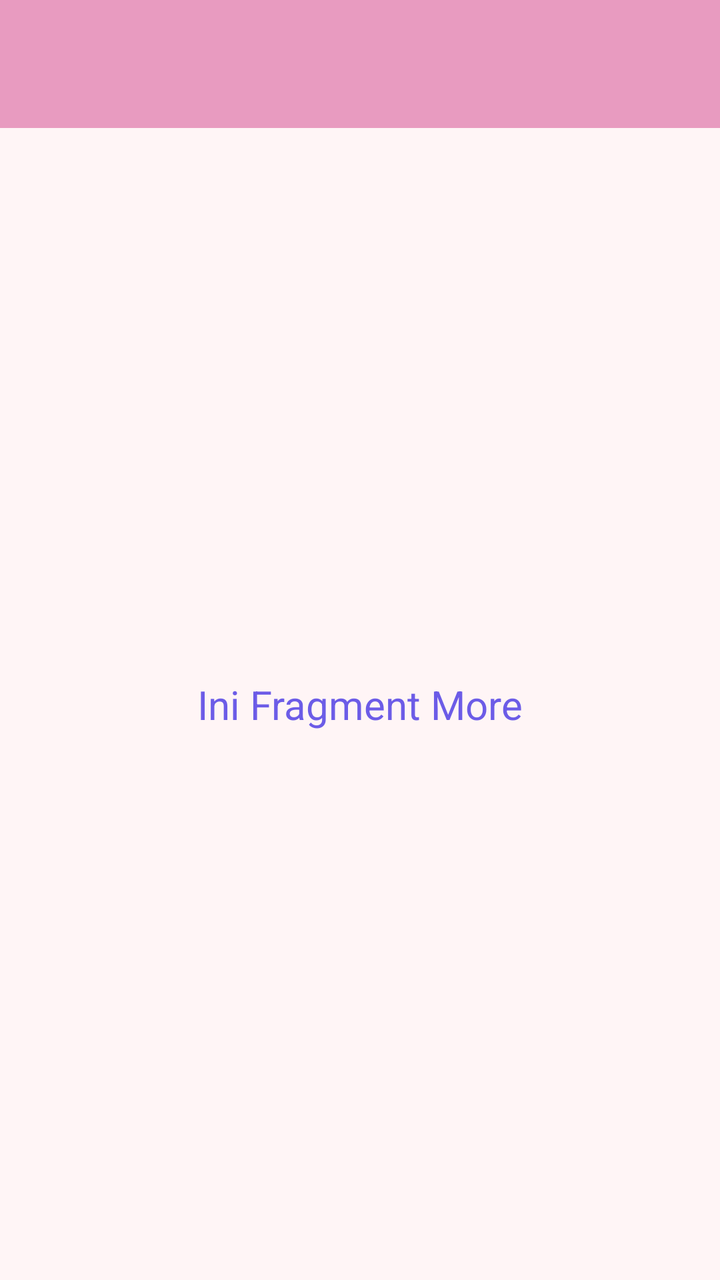
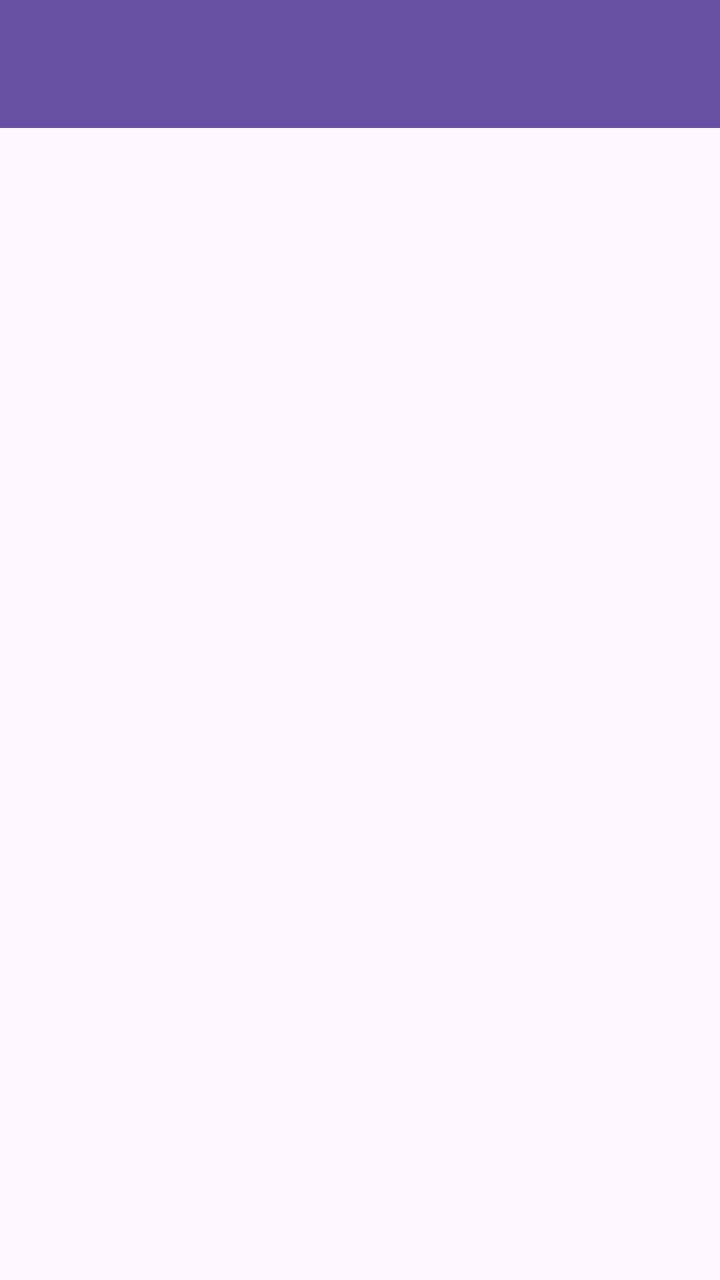

Screens rendered from an Android XML layout before and after an edit, with the pre-edit source and the edit as a unified diff.
<!-- AndroidManifest.xml: application theme Theme.Najahtiemobile -->
<!-- res/layout/fragment_more.xml -->
<?xml version="1.0" encoding="utf-8"?>
<androidx.constraintlayout.widget.ConstraintLayout
    xmlns:android="http://schemas.android.com/apk/res/android"
    xmlns:app="http://schemas.android.com/apk/res-auto"
    android:layout_width="match_parent"
    android:layout_height="match_parent"
    android:background="#FFF5F6">

    <androidx.appcompat.widget.Toolbar
        android:id="@+id/toolbar"
        android:layout_width="0dp"
        android:layout_height="?attr/actionBarSize"
        android:background="#E89BC0"
        android:title="More"
        android:titleTextColor="#FFFFFF"
        app:layout_constraintTop_toTopOf="parent"
        app:layout_constraintStart_toStartOf="parent"
        app:layout_constraintEnd_toEndOf="parent" />

    <TextView
        android:layout_width="wrap_content"
        android:layout_height="wrap_content"
        android:text="Ini Fragment More"
        android:textSize="20sp"
        android:textColor="#6C5CE7"
        app:layout_constraintTop_toBottomOf="@id/toolbar"
        app:layout_constraintBottom_toBottomOf="parent"
        app:layout_constraintStart_toStartOf="parent"
        app:layout_constraintEnd_toEndOf="parent" />

</androidx.constraintlayout.widget.ConstraintLayout>
<!-- resources referenced by this layout -->
<resources>
  <style name="Theme.Najahtiemobile" parent="Base.Theme.Najahtiemobile" />
  <style name="Base.Theme.Najahtiemobile" parent="Theme.Material3.DayNight.NoActionBar">
          
          
      </style>
</resources>

<!-- the commit's change to res/layout/fragment_more.xml (unified diff, before → after) -->
@@ -1,31 +1,31 @@
 <?xml version="1.0" encoding="utf-8"?>
-<androidx.constraintlayout.widget.ConstraintLayout
-    xmlns:android="http://schemas.android.com/apk/res/android"
-    xmlns:app="http://schemas.android.com/apk/res-auto"
+<androidx.coordinatorlayout.widget.CoordinatorLayout xmlns:android="http://schemas.android.com/apk/res/android"
+    xmlns:tools="http://schemas.android.com/tools"
     android:layout_width="match_parent"
     android:layout_height="match_parent"
-    android:background="#FFF5F6">
+    xmlns:app="http://schemas.android.com/apk/res-auto"
+    tools:context=".Message.MessageFragment">
 
-    <androidx.appcompat.widget.Toolbar
-        android:id="@+id/toolbar"
-        android:layout_width="0dp"
-        android:layout_height="?attr/actionBarSize"
-        android:background="#E89BC0"
-        android:title="More"
-        android:titleTextColor="#FFFFFF"
-        app:layout_constraintTop_toTopOf="parent"
-        app:layout_constraintStart_toStartOf="parent"
-        app:layout_constraintEnd_toEndOf="parent" />
+    <com.google.android.material.appbar.AppBarLayout
+        android:id="@+id/appBarLayout"
+        android:layout_width="match_parent"
+        android:layout_height="wrap_content"
+        android:theme="@style/ThemeOverlay.AppCompat.Dark.ActionBar">
 
-    <TextView
-        android:layout_width="wrap_content"
-        android:layout_height="wrap_content"
-        android:text="Ini Fragment More"
-        android:textSize="20sp"
-        android:textColor="#6C5CE7"
-        app:layout_constraintTop_toBottomOf="@id/toolbar"
-        app:layout_constraintBottom_toBottomOf="parent"
-        app:layout_constraintStart_toStartOf="parent"
-        app:layout_constraintEnd_toEndOf="parent" />
+        <androidx.appcompat.widget.Toolbar
+            android:id="@+id/toolbar"
+            android:layout_width="match_parent"
+            android:layout_height="?attr/actionBarSize"
+            android:background="?attr/colorPrimary"
+            app:layout_scrollFlags="scroll|enterAlways"
+            app:titleTextColor="@android:color/white" />
 
-</androidx.constraintlayout.widget.ConstraintLayout>
+    </com.google.android.material.appbar.AppBarLayout>
+
+    <ListView
+        android:id="@+id/listViewItems"
+        android:layout_width="match_parent"
+        android:layout_height="match_parent"
+        app:layout_behavior="@string/appbar_scrolling_view_behavior" />
+
+</androidx.coordinatorlayout.widget.CoordinatorLayout>
